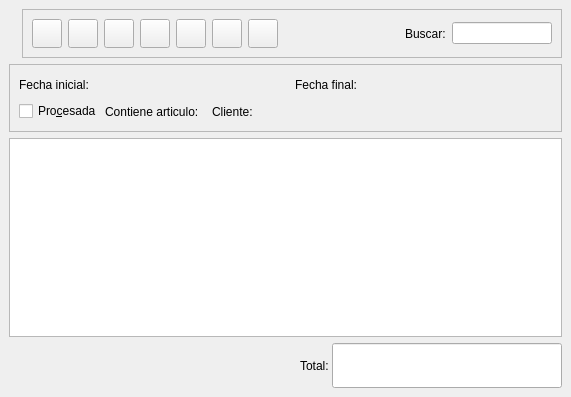
Above: bulmages/bulmafact/src/facturaslistbase.ui from eboladev/Bulmages-1 before the change. Below: the same form after it.
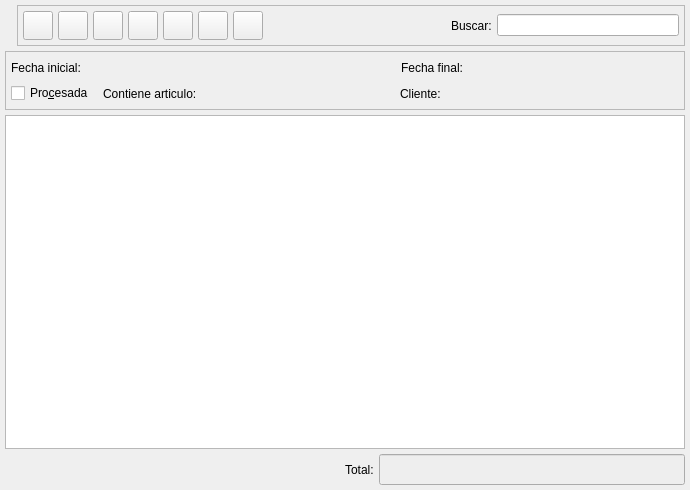
That is the form after the change. Icons and pictures are not drawn. Custom widgets are drawn as their Qt base class.

```diff
--- a/bulmages/bulmafact/src/facturaslistbase.ui
+++ b/bulmages/bulmafact/src/facturaslistbase.ui
@@ -11,8 +11,8 @@
    <rect>
     <x>0</x>
     <y>0</y>
-    <width>571</width>
-    <height>397</height>
+    <width>690</width>
+    <height>490</height>
    </rect>
   </property>
   <property name="windowTitle" >
@@ -23,10 +23,10 @@
   </property>
   <layout class="QVBoxLayout" >
    <property name="margin" >
-    <number>9</number>
+    <number>5</number>
    </property>
    <property name="spacing" >
-    <number>6</number>
+    <number>5</number>
    </property>
    <item>
     <layout class="QHBoxLayout" >
@@ -34,7 +34,7 @@
       <number>0</number>
      </property>
      <property name="spacing" >
-      <number>6</number>
+      <number>5</number>
      </property>
      <item>
       <widget class="QLabel" name="label" >
@@ -56,10 +56,10 @@
        </property>
        <layout class="QHBoxLayout" >
         <property name="margin" >
-         <number>9</number>
+         <number>5</number>
         </property>
         <property name="spacing" >
-         <number>6</number>
+         <number>5</number>
         </property>
         <item>
          <widget class="QToolButton" name="mui_crear" >
@@ -275,10 +275,10 @@
      </property>
      <layout class="QVBoxLayout" >
       <property name="margin" >
-       <number>9</number>
+       <number>5</number>
       </property>
       <property name="spacing" >
-       <number>6</number>
+       <number>5</number>
       </property>
       <item>
        <layout class="QHBoxLayout" >
@@ -286,7 +286,7 @@
          <number>0</number>
         </property>
         <property name="spacing" >
-         <number>3</number>
+         <number>5</number>
         </property>
         <item>
          <widget class="QLabel" name="textLabel1_4" >
@@ -296,7 +296,14 @@
          </widget>
         </item>
         <item>
-         <widget class="BusquedaFecha" name="m_fechain" />
+         <widget class="BusquedaFecha" native="1" name="m_fechain" >
+          <property name="minimumSize" >
+           <size>
+            <width>150</width>
+            <height>0</height>
+           </size>
+          </property>
+         </widget>
         </item>
         <item>
          <spacer>
@@ -322,7 +329,14 @@
          </widget>
         </item>
         <item>
-         <widget class="BusquedaFecha" name="m_fechafin" />
+         <widget class="BusquedaFecha" native="1" name="m_fechafin" >
+          <property name="minimumSize" >
+           <size>
+            <width>150</width>
+            <height>0</height>
+           </size>
+          </property>
+         </widget>
         </item>
         <item>
          <spacer>
@@ -348,7 +362,7 @@
          <number>0</number>
         </property>
         <property name="spacing" >
-         <number>3</number>
+         <number>5</number>
         </property>
         <item>
          <widget class="QCheckBox" name="m_procesada" >
@@ -384,7 +398,14 @@
          </widget>
         </item>
         <item>
-         <widget class="BusquedaArticulo" name="m_articulo" />
+         <widget class="BusquedaArticulo" native="1" name="m_articulo" >
+          <property name="minimumSize" >
+           <size>
+            <width>150</width>
+            <height>0</height>
+           </size>
+          </property>
+         </widget>
         </item>
         <item>
          <spacer>
@@ -413,7 +434,7 @@
          <widget class="BusquedaCliente" name="m_cliente" >
           <property name="minimumSize" >
            <size>
-            <width>250</width>
+            <width>150</width>
             <height>0</height>
            </size>
           </property>
@@ -449,7 +470,7 @@
       <number>0</number>
      </property>
      <property name="spacing" >
-      <number>3</number>
+      <number>5</number>
      </property>
      <item>
       <spacer>
@@ -462,7 +483,7 @@
        <property name="sizeHint" >
         <size>
          <width>340</width>
-         <height>21</height>
+         <height>12</height>
         </size>
        </property>
       </spacer>
@@ -479,10 +500,47 @@
        <property name="enabled" >
         <bool>true</bool>
        </property>
+       <property name="palette" >
+        <palette>
+         <active>
+          <colorrole role="Base" >
+           <brush brushstyle="SolidPattern" >
+            <color alpha="255" >
+             <red>238</red>
+             <green>238</green>
+             <blue>238</blue>
+            </color>
+           </brush>
+          </colorrole>
+         </active>
+         <inactive>
+          <colorrole role="Base" >
+           <brush brushstyle="SolidPattern" >
+            <color alpha="255" >
+             <red>238</red>
+             <green>238</green>
+             <blue>238</blue>
+            </color>
+           </brush>
+          </colorrole>
+         </inactive>
+         <disabled>
+          <colorrole role="Base" >
+           <brush brushstyle="SolidPattern" >
+            <color alpha="255" >
+             <red>255</red>
+             <green>255</green>
+             <blue>255</blue>
+            </color>
+           </brush>
+          </colorrole>
+         </disabled>
+        </palette>
+       </property>
        <property name="font" >
         <font>
          <family>Sans Serif</family>
-         <pointsize>20</pointsize>
+         <pointsize>12</pointsize>
          <weight>75</weight>
          <italic>false</italic>
          <bold>true</bold>
@@ -493,6 +551,9 @@
        <property name="alignment" >
         <set>Qt::AlignRight</set>
        </property>
+       <property name="readOnly" >
+        <bool>true</bool>
+       </property>
       </widget>
      </item>
     </layout>
@@ -504,7 +565,7 @@
  <customwidgets>
   <customwidget>
    <class>BusquedaCliente</class>
-   <extends></extends>
+   <extends>QWidget</extends>
    <header>busquedacliente.h</header>
    <container>0</container>
    <pixmap></pixmap>
@@ -518,14 +579,14 @@
   </customwidget>
   <customwidget>
    <class>BusquedaFecha</class>
-   <extends></extends>
+   <extends>QWidget</extends>
    <header>../../../bulmalib/busquedafecha.h</header>
    <container>0</container>
    <pixmap></pixmap>
   </customwidget>
   <customwidget>
    <class>BusquedaArticulo</class>
-   <extends></extends>
+   <extends>QWidget</extends>
    <header>busquedaarticulo.h</header>
    <container>0</container>
    <pixmap></pixmap>
```
Left out of the diff: 13 changed lines with no effect on the pictures.
